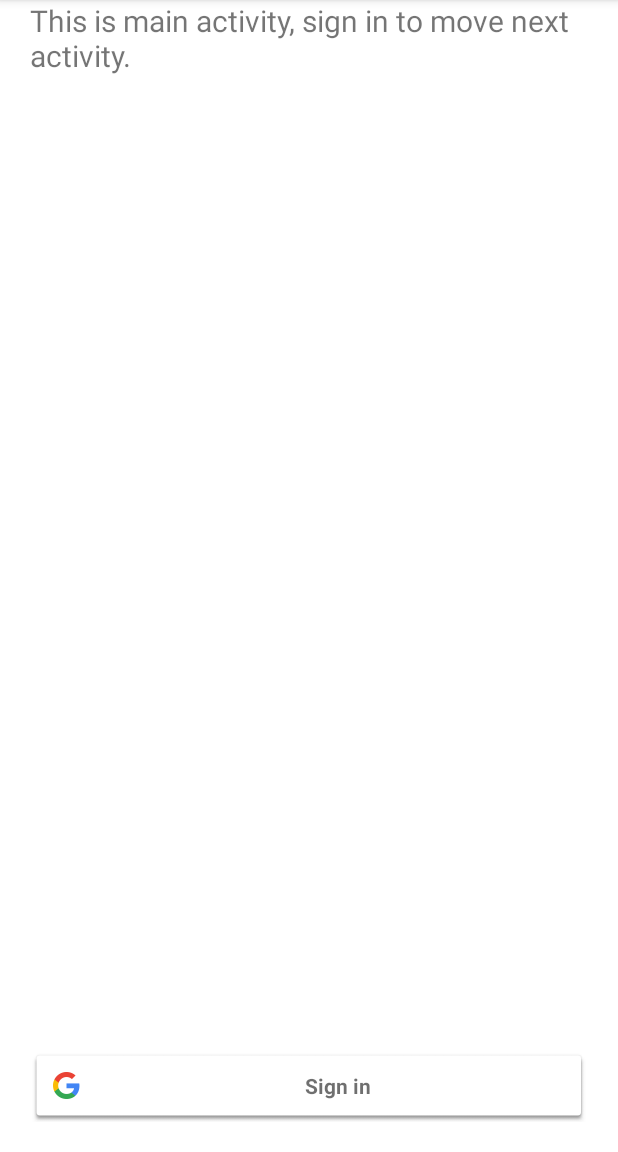
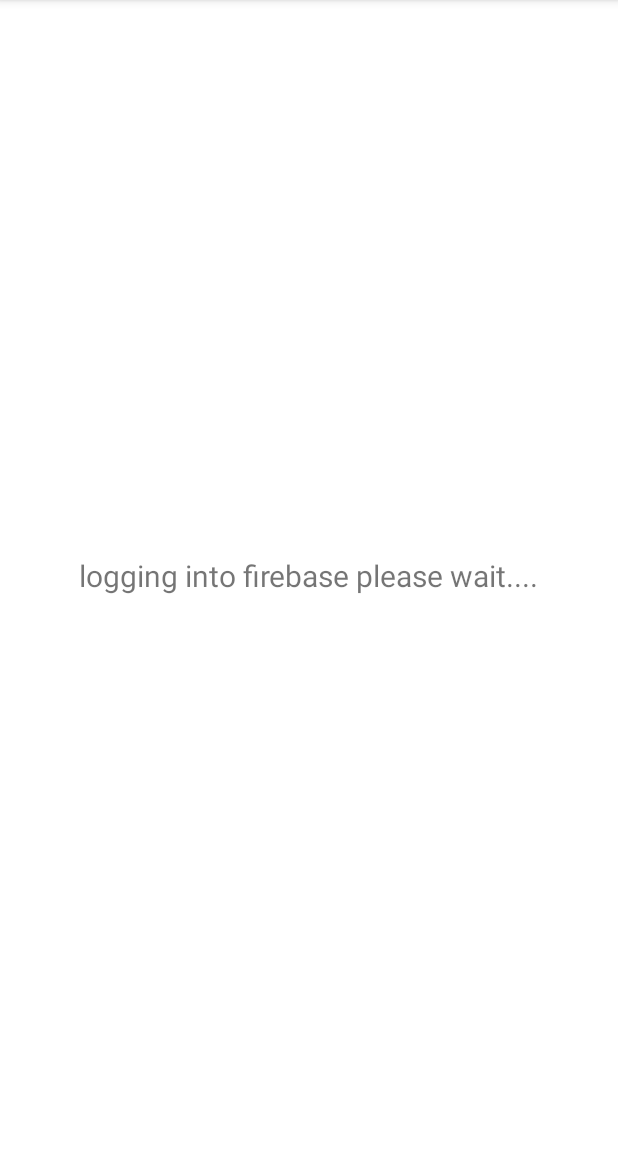
Before and after one commit to mrinshad/WalletManager, an Android app: the screen it shows after launch (LoginActivity), on a phone screen of 412 x 824 dp, the part 84-1236 px from its top. Run offline under Robolectric (Android 15) with nearby library versions, the light colour scheme and no system bars; our stand-ins replace Firebase (no records; nobody signed in at launch, a user with empty details on screens opened directly).

Commit message:
firebase authentication success

```diff
--- a/app/src/main/java/com/example/walletmanager/Activity/LoginActivity.java
+++ b/app/src/main/java/com/example/walletmanager/Activity/LoginActivity.java
@@ -36,12 +36,10 @@
 
 public class LoginActivity extends AppCompatActivity {
 
+    private static final String TAG = "GoogleSignInActivity";
+    private static final int RC_SIGN_IN = 9001;
+
     private FirebaseAuth mAuth;
-    private SignInClient oneTapClient;
-    private static final int REQ_ONE_TAP = 2;
-    private BeginSignInRequest signInRequest;
-    private static final String TAG = "GoogleActivity";
-    private static final int RC_SIGN_IN = 9001;
     private GoogleSignInClient mGoogleSignInClient;
 
     @Override
@@ -49,46 +47,20 @@
         super.onCreate(savedInstanceState);
         setContentView(R.layout.activity_login);
 
-        mAuth = FirebaseAuth.getInstance();
-        oneTapClient = Identity.getSignInClient(this);
-        signInRequest = BeginSignInRequest.builder()
-                .setPasswordRequestOptions(BeginSignInRequest.PasswordRequestOptions.builder()
-                        .setSupported(true)
-                        .build())
-                .setGoogleIdTokenRequestOptions(BeginSignInRequest.GoogleIdTokenRequestOptions.builder()
-                        .setSupported(true)
-                        // Your server's client ID, not your Android client ID.
-                        .setServerClientId(getString(R.string.default_web_client_id))
-                        // Only show accounts previously used to sign in.
-                        .setFilterByAuthorizedAccounts(true)
-                        .build())
-                // Automatically sign in when exactly one credential is retrieved.
-                .setAutoSelectEnabled(true)
+        // Button listeners
+
+
+        // Configure Google Sign In
+        GoogleSignInOptions gso = new GoogleSignInOptions.Builder(GoogleSignInOptions.DEFAULT_SIGN_IN)
+                .requestIdToken(getString(R.string.default_web_client_id))
+                .requestEmail()
                 .build();
 
-        oneTapClient.beginSignIn(signInRequest)
-                .addOnSuccessListener(this, new OnSuccessListener<BeginSignInResult>() {
-                    @Override
-                    public void onSuccess(BeginSignInResult result) {
-                        try {
-                            startIntentSenderForResult(
-                                    result.getPendingIntent().getIntentSender(), REQ_ONE_TAP,
-                                    null, 0, 0, 0);
-                            Log.d(TAG, "onSuccess: ");
-                        } catch (IntentSender.SendIntentException e) {
-                            Log.e(TAG, "Couldn't start One Tap UI: " + e.getLocalizedMessage());
-                        }
-                    }
-                })
-                .addOnFailureListener(this, new OnFailureListener() {
-                    @Override
-                    public void onFailure(@NonNull Exception e) {
-                        // No saved credentials found. Launch the One Tap sign-up flow, or
-                        // do nothing and continue presenting the signed-out UI.
-                        Log.d(TAG, e.getLocalizedMessage());
-                    }
-                });
+        mGoogleSignInClient = GoogleSignIn.getClient(this, gso);
+        mAuth = FirebaseAuth.getInstance();
 
+        Intent signInIntent = mGoogleSignInClient.getSignInIntent();
+        startActivityForResult(signInIntent, RC_SIGN_IN);
     }
 
     @Override
@@ -98,9 +70,7 @@
         FirebaseUser currentUser = mAuth.getCurrentUser();
         updateUI(currentUser);
     }
-    // [END on_start_check_user]
 
-    // [START onactivityresult]
     @Override
     public void onActivityResult(int requestCode, int resultCode, Intent data) {
         super.onActivityResult(requestCode, resultCode, data);
@@ -111,23 +81,19 @@
             try {
                 // Google Sign In was successful, authenticate with Firebase
                 GoogleSignInAccount account = task.getResult(ApiException.class);
-                Log.d(TAG, "firebaseAuthWithGoogle:" + account.getId());
-                firebaseAuthWithGoogle(account.getIdToken());
-                startActivity(new Intent(getApplicationContext(),MainActivity.class));
-                finish();
+                firebaseAuthWithGoogle(account);
             } catch (ApiException e) {
                 // Google Sign In failed, update UI appropriately
-                Log.w(TAG, "Google sign in failed", e);
+                Log.w(TAG, "Google sign in failed, resultCode: " + resultCode, e);
+                updateUI(null);
             }
-        }else{
-            Log.w(TAG, "Google sign in failed");
         }
     }
-    // [END onactivityresult]
 
-    // [START auth_with_google]
-    private void firebaseAuthWithGoogle(String idToken) {
-        AuthCredential credential = GoogleAuthProvider.getCredential(idToken, null);
+    private void firebaseAuthWithGoogle(GoogleSignInAccount acct) {
+        Log.d(TAG, "firebaseAuthWithGoogle:" + acct.getId());
+
+        AuthCredential credential = GoogleAuthProvider.getCredential(acct.getIdToken(), null);
         mAuth.signInWithCredential(credential)
                 .addOnCompleteListener(this, new OnCompleteListener<AuthResult>() {
                     @Override
@@ -140,20 +106,28 @@
                         } else {
                             // If sign in fails, display a message to the user.
                             Log.w(TAG, "signInWithCredential:failure", task.getException());
+                            Toast.makeText(getApplicationContext(), "Authentiation failed", Toast.LENGTH_LONG).show();
                             updateUI(null);
                         }
                     }
                 });
     }
-    // [END auth_with_google]
 
-    // [START signin]
     private void signIn() {
         Intent signInIntent = mGoogleSignInClient.getSignInIntent();
         startActivityForResult(signInIntent, RC_SIGN_IN);
     }
-    // [END signin]
 
     private void updateUI(FirebaseUser user) {
+//        if (user != null)
+//            findViewById(R.id.sign_in_button).setVisibility(View.GONE);
+//        else
+//            findViewById(R.id.sign_in_button).setVisibility(View.VISIBLE);
     }
+
+//    @Override
+//    public void onClick(View v) {
+//        if (v.getId() == R.id.sign_in_button)
+//            signIn();
+//    }
 }
--- a/app/src/main/res/layout/activity_login.xml
+++ b/app/src/main/res/layout/activity_login.xml
@@ -4,6 +4,7 @@
     xmlns:tools="http://schemas.android.com/tools"
     android:layout_width="match_parent"
     android:layout_height="match_parent"
+    android:gravity="center"
     tools:context=".Activity.LoginActivity">
 
     <TextView
@@ -13,18 +14,7 @@
         android:layout_marginLeft="20dp"
         android:layout_marginRight="20dp"
         android:textSize="20dp"
-        android:text="This is main activity, sign in to move next activity." />
-
-    <com.google.android.gms.common.SignInButton
-        android:layout_width="match_parent"
-        android:layout_height="wrap_content"
-        android:id="@+id/sign_in_button"
-        android:layout_marginLeft="20dp"
-        android:layout_marginRight="20dp"
-        android:layout_alignParentBottom="true"
-        android:layout_marginBottom="20dp">
-
-    </com.google.android.gms.common.SignInButton>
+        android:text="logging into firebase please wait...." />
 
 
 </RelativeLayout>
```
Also changed, not shown: app/src/main/java/com/example/walletmanager/Activity/SplashScreen.java (+0 -26 lines), 3 other files.
